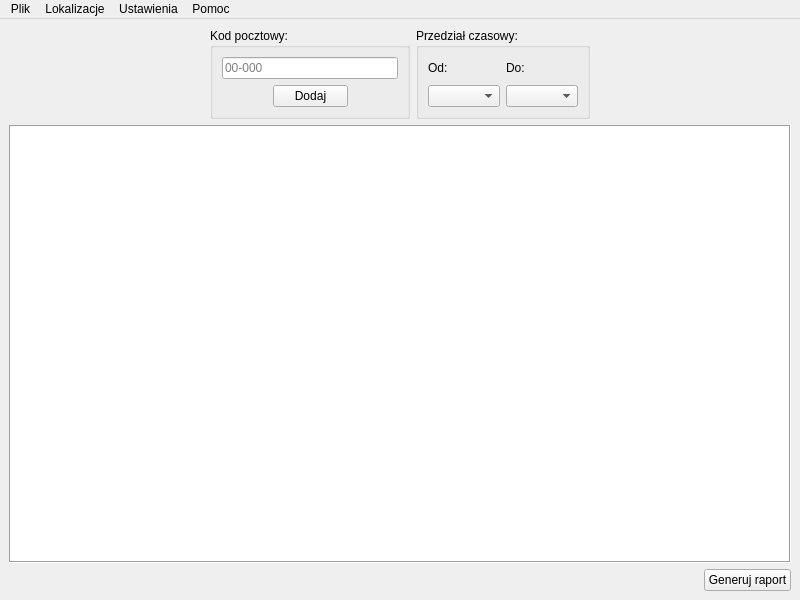
kuba172/Demog, file Ui/main-window.ui: the form before one commit.
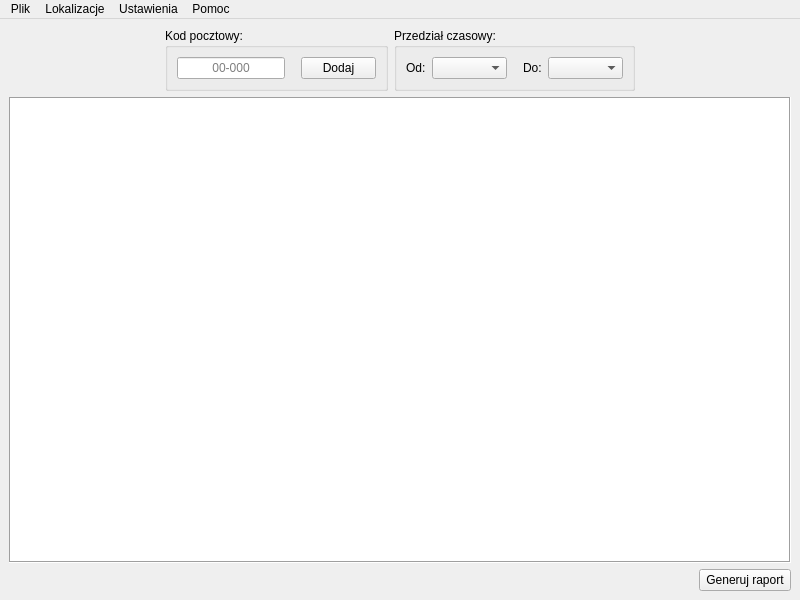
The form after the commit.

```diff
--- a/Ui/main-window.ui
+++ b/Ui/main-window.ui
@@ -44,7 +44,9 @@
         <property name="title">
          <string>Kod pocztowy:</string>
         </property>
-        <layout class="QVBoxLayout" name="verticalLayout">
+        <layout class="QHBoxLayout" name="horizontalLayout_7">
+         <item>
+          <layout class="QHBoxLayout" name="horizontalLayout_2">
          <item>
           <widget class="QLineEdit" name="lineEdit_Postal_Code">
            <property name="text">
@@ -53,6 +55,12 @@
            <property name="frame">
             <bool>true</bool>
            </property>
+             <property name="alignment">
+              <set>Qt::AlignCenter</set>
+             </property>
+             <property name="readOnly">
+              <bool>false</bool>
+             </property>
            <property name="placeholderText">
             <string>00-000</string>
            </property>
@@ -62,16 +70,17 @@
           </widget>
          </item>
          <item>
-          <layout class="QHBoxLayout" name="horizontalLayout_2">
-           <item>
-            <spacer name="horizontalSpacer_4">
+            <spacer name="verticalSpacer">
              <property name="orientation">
-              <enum>Qt::Horizontal</enum>
+              <enum>Qt::Vertical</enum>
+             </property>
+             <property name="sizeType">
+              <enum>QSizePolicy::Minimum</enum>
              </property>
              <property name="sizeHint" stdset="0">
               <size>
-               <width>40</width>
-               <height>20</height>
+               <width>10</width>
+               <height>5</height>
               </size>
              </property>
             </spacer>
@@ -89,19 +98,6 @@
              </property>
             </widget>
            </item>
-           <item>
-            <spacer name="horizontalSpacer_5">
-             <property name="orientation">
-              <enum>Qt::Horizontal</enum>
-             </property>
-             <property name="sizeHint" stdset="0">
-              <size>
-               <width>40</width>
-               <height>20</height>
-              </size>
-             </property>
-            </spacer>
-           </item>
           </layout>
          </item>
         </layout>
@@ -114,7 +110,7 @@
         </property>
         <layout class="QHBoxLayout" name="horizontalLayout_3">
          <item>
-          <layout class="QVBoxLayout" name="verticalLayout_2">
+          <layout class="QHBoxLayout" name="horizontalLayout_5">
            <item>
             <widget class="QLabel" name="label">
              <property name="text">
@@ -124,6 +120,12 @@
            </item>
            <item>
             <widget class="QComboBox" name="comboBox_Date_From">
+             <property name="minimumSize">
+              <size>
+               <width>75</width>
+               <height>0</height>
+              </size>
+             </property>
              <property name="placeholderText">
               <string>od</string>
              </property>
@@ -132,7 +134,23 @@
           </layout>
          </item>
          <item>
-          <layout class="QVBoxLayout" name="verticalLayout_3">
+          <spacer name="verticalSpacer_2">
+           <property name="orientation">
+            <enum>Qt::Vertical</enum>
+           </property>
+           <property name="sizeType">
+            <enum>QSizePolicy::Minimum</enum>
+           </property>
+           <property name="sizeHint" stdset="0">
+            <size>
+             <width>10</width>
+             <height>5</height>
+            </size>
+           </property>
+          </spacer>
+         </item>
+         <item>
+          <layout class="QHBoxLayout" name="horizontalLayout_6">
            <item>
             <widget class="QLabel" name="label_2">
              <property name="text">
@@ -142,6 +160,12 @@
            </item>
            <item>
             <widget class="QComboBox" name="comboBox_Date_To">
+             <property name="minimumSize">
+              <size>
+               <width>75</width>
+               <height>0</height>
+              </size>
+             </property>
              <property name="placeholderText">
               <string>do</string>
              </property>
@@ -192,7 +216,7 @@
       <item>
        <widget class="QPushButton" name="pushButton_Generate_Report">
         <property name="text">
-         <string>Generuj raport</string>
+         <string> Generuj raport </string>
         </property>
        </widget>
       </item>
```
Left out of the diff: 10 changed lines with no effect on the pictures. Lines whose indentation alone changed are shown as unchanged.
